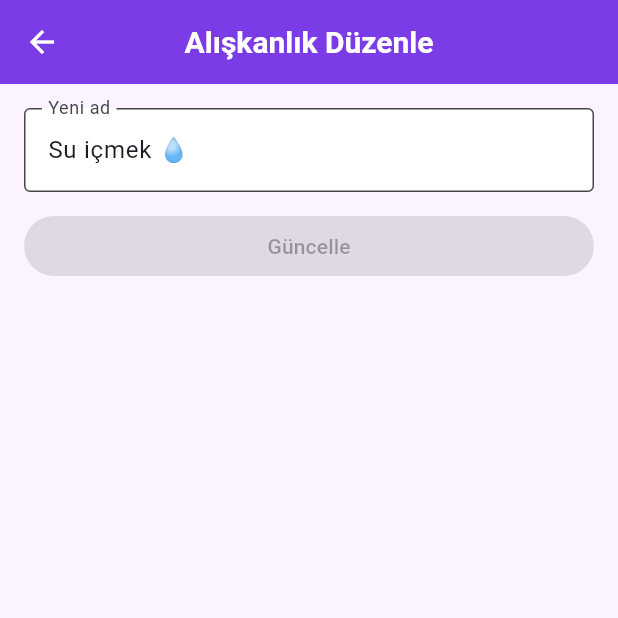
After one commit to FatihEmreBARUTCU0/habit_tracker, a Flutter app: the screen it shows after launch, after a tap on the "edit" icon, on a phone screen of 412 x 824 dp, the top half of it. The commit adds this screen. Run offline on Flutter 3.47's test engine with Material 3 defaults, Android fonts, the phone set to English and light mode, and no system bars.

Commit message:
feat: add habit add/edit/delete

```diff
--- a/lib/main.dart
+++ b/lib/main.dart
@@ -1,4 +1,5 @@
 import 'package:flutter/material.dart';
+import 'package:habit_tracker/screens/habit_list_screen.dart';
 
 void main() {
   runApp(const MyApp());
@@ -7,57 +8,71 @@ void main() {
 class MyApp extends StatelessWidget {
   const MyApp({super.key});
 
+  // Palette
+  static const Color _primary = Color(0xFF7C3AED);   // mor
+  static const Color _secondary = Color(0xFFFF4D8D); // pembe (canlı)
+  static const Color _bg = Color(0xFFFBF4FF);        // çok açık lila arka plan
+
   @override
   Widget build(BuildContext context) {
+    final scheme = ColorScheme.fromSeed(
+      seedColor: _primary,
+      brightness: Brightness.light,
+    ).copyWith(
+      primary: _primary,
+      onPrimary: Colors.white,
+      secondary: _secondary,
+      onSecondary: Colors.white,
+      surface: Colors.white,
+      onSurface: const Color(0xFF1F1A24), // koyu morumsu gri metin
+      secondaryContainer: const Color(0xFFFFE1EC), // pembe yumuşak alanlar
+      onSecondaryContainer: const Color(0xFF451A2A),
+      primaryContainer: const Color(0xFFE9D5FF),   // mor yumuşak alanlar
+      onPrimaryContainer: const Color(0xFF2E1065),
+    );
+
     return MaterialApp(
       debugShowCheckedModeBanner: false,
       title: 'Alışkanlık Takip',
       theme: ThemeData(
-        colorScheme: ColorScheme.fromSeed(seedColor: Colors.deepPurple),
+        useMaterial3: true,
+        colorScheme: scheme,
+        scaffoldBackgroundColor: _bg, // 💜 lila arka plan
+
+        appBarTheme: AppBarTheme(
+          backgroundColor: scheme.primary,
+          foregroundColor: scheme.onPrimary,
+          centerTitle: true,
+          elevation: 1.5,
+          titleTextStyle: const TextStyle(
+            fontSize: 20, fontWeight: FontWeight.w700, color: Colors.white,
+          ),
+        ),
+
+        floatingActionButtonTheme: FloatingActionButtonThemeData(
+          backgroundColor: scheme.secondary,     // 💖 pembe FAB
+          foregroundColor: scheme.onSecondary,   // beyaz ikon
+          elevation: 2,
+        ),
+
+        inputDecorationTheme: InputDecorationTheme(
+          filled: true,
+          fillColor: scheme.surface,
+          border: OutlineInputBorder(borderRadius: BorderRadius.circular(12)),
+          focusedBorder: OutlineInputBorder(
+            borderRadius: BorderRadius.circular(12),
+            borderSide: BorderSide(color: scheme.primary, width: 1.4),
+          ),
+        ),
+
+        snackBarTheme: SnackBarThemeData(
+          behavior: SnackBarBehavior.floating,
+          backgroundColor: scheme.secondaryContainer,
+          contentTextStyle: TextStyle(color: scheme.onSecondaryContainer),
+          actionTextColor: scheme.primary,
+        ),
       ),
       home: const HabitListScreen(),
     );
   }
 }
-
-class HabitListScreen extends StatefulWidget {
-  const HabitListScreen({super.key});
-
-  @override
-  State<HabitListScreen> createState() => _HabitListScreenState();
-}
-
-class _HabitListScreenState extends State<HabitListScreen> {
-  final List<String> habits = [
-    'Su içmek 💧',
-    'Kitap okumak 📚',
-    'Spor yapmak 🏃‍♂️',
-  ];
-
-  // Her alışkanlık için tamamlanma durumu
-  final List<bool> completed = [false, false, false];
-
-  @override
-  Widget build(BuildContext context) {
-    return Scaffold(
-      appBar: AppBar(
-        title: const Text('Alışkanlıklarım'),
-        centerTitle: true,
-      ),
-      body: ListView.builder(
-        itemCount: habits.length,
-        itemBuilder: (context, index) {
-          return CheckboxListTile(
-            title: Text(habits[index]),
-            value: completed[index],
-            onChanged: (bool? value) {
-              setState(() {
-                completed[index] = value ?? false;
-              });
-            },
-          );
-        },
-      ),
-    );
-  }
-}
--- /dev/null
+++ b/lib/screens/edit_habit_screen.dart
@@ -0,0 +1,87 @@
+import 'package:flutter/material.dart';
+
+class EditHabitScreen extends StatefulWidget {
+  const EditHabitScreen({super.key, required this.initialName});
+
+  final String initialName;
+
+  @override
+  State<EditHabitScreen> createState() => _EditHabitScreenState();
+}
+
+class _EditHabitScreenState extends State<EditHabitScreen> {
+  late final TextEditingController _controller;
+  late final String _original;
+  final _formKey = GlobalKey<FormState>();
+  bool _canSave = false;
+
+  @override
+  void initState() {
+    super.initState();
+    _original = widget.initialName.trim();
+    _controller = TextEditingController(text: widget.initialName);
+    _canSave = _validator(_controller.text) == null;
+  }
+
+  String? _validator(String? v) {
+    final t = (v ?? '').trim();
+    if (t.isEmpty) return 'İsim boş olamaz.';
+    if (t == _original) return 'Bir değişiklik yapmadın.';
+    return null;
+  }
+
+  void _onChanged(String v) {
+    final ok = _validator(v) == null;
+    if (ok != _canSave) setState(() => _canSave = ok);
+  }
+
+  void _save() {
+    if (!_formKey.currentState!.validate()) return;
+    final t = _controller.text.trim();
+    Navigator.pop(context, t); // yeni adı geri döndür
+  }
+
+  @override
+  void dispose() {
+    _controller.dispose();
+    super.dispose();
+  }
+
+  @override
+  Widget build(BuildContext context) {
+    return Scaffold(
+      appBar: AppBar(title: const Text('Alışkanlık Düzenle')),
+      body: Padding(
+        padding: const EdgeInsets.all(16),
+        child: Form(
+          key: _formKey,
+          autovalidateMode: AutovalidateMode.onUserInteraction,
+          child: Column(
+            children: [
+              TextFormField(
+                controller: _controller,
+                textInputAction: TextInputAction.done,
+                onChanged: _onChanged,
+                onFieldSubmitted: (_) => _save(),
+                decoration: const InputDecoration(
+                  labelText: 'Yeni ad',
+                  hintText: 'Örn: Sabah su içmek',
+                  border: OutlineInputBorder(),
+                ),
+                validator: _validator,
+              ),
+              const SizedBox(height: 12),
+              SizedBox(
+                width: double.infinity,
+                child: ElevatedButton(
+                  onPressed: _canSave ? _save : null,
+                  child: const Text('Güncelle'),
+                ),
+              ),
+            ],
+          ),
+        ),
+      ),
+    );
+  }
+}
--- /dev/null
+++ b/lib/screens/habit_list_screen.dart
@@ -0,0 +1,272 @@
+// lib/screens/habit_list_screen.dart
+import 'package:flutter/material.dart';
+import 'package:habit_tracker/models/habit.dart';
+import 'package:habit_tracker/screens/add_habit_screen.dart';
+import 'package:habit_tracker/screens/edit_habit_screen.dart';
+
+class HabitListScreen extends StatefulWidget {
+  const HabitListScreen({super.key});
+
+  @override
+  State<HabitListScreen> createState() => _HabitListScreenState();
+}
+
+class _HabitListScreenState extends State<HabitListScreen> {
+  final List<Habit> _habits = <Habit>[
+    Habit(id: genId(), name: 'Su içmek 💧'),
+    Habit(id: genId(), name: 'Kitap okumak 📚'),
+    Habit(id: genId(), name: 'Spor yapmak 🏃‍♂️'),
+  ];
+
+  // --- Seçim modu durumu ---
+  bool _selectionMode = false;
+  final Set<String> _selected = <String>{};
+
+  void _enterSelection(Habit h) {
+    setState(() {
+      _selectionMode = true;
+      _selected.add(h.id);
+    });
+  }
+
+  void _toggleSelect(Habit h) {
+    setState(() {
+      if (_selected.contains(h.id)) {
+        _selected.remove(h.id);
+        if (_selected.isEmpty) _selectionMode = false; // hiç kalmadıysa moddan çık
+      } else {
+        _selected.add(h.id);
+      }
+    });
+  }
+
+  void _exitSelection() {
+    setState(() {
+      _selectionMode = false;
+      _selected.clear();
+    });
+  }
+
+  // --- Düzenleme ekranına git ---
+  Future<void> _goToEdit(Habit habit) async {
+    final result = await Navigator.push(
+      context,
+      MaterialPageRoute(
+        builder: (_) => EditHabitScreen(initialName: habit.name),
+      ),
+    );
+
+    if (!mounted) return;
+
+    if (result is String &&
+        result.trim().isNotEmpty &&
+        result.trim() != habit.name.trim()) {
+      setState(() => habit.name = result.trim());
+      ScaffoldMessenger.of(context)
+        ..clearSnackBars()
+        ..showSnackBar(const SnackBar(content: Text('Güncellendi.')));
+    }
+  }
+
+  // --- Toplu sil: seçim modundaki öğeleri sil + Undo ---
+  void _removeSelectedWithUndo() {
+    if (_selected.isEmpty) {
+      ScaffoldMessenger.of(context)
+        ..clearSnackBars()
+        ..showSnackBar(const SnackBar(content: Text('Seçili öğe yok')));
+      return;
+    }
+
+    final removed = <Map<String, dynamic>>[];
+    for (int i = 0; i < _habits.length; i++) {
+      if (_selected.contains(_habits[i].id)) {
+        removed.add({'item': _habits[i], 'index': i});
+      }
+    }
+
+    setState(() {
+      _habits.removeWhere((h) => _selected.contains(h.id));
+      _selectionMode = false;
+      _selected.clear();
+    });
+
+    ScaffoldMessenger.of(context)
+      ..clearSnackBars()
+      ..showSnackBar(
+        SnackBar(
+          content: Text('${removed.length} öğe silindi'),
+          action: SnackBarAction(
+            label: 'Geri Al',
+            onPressed: () {
+              setState(() {
+                removed.sort((a, b) => (a['index'] as int).compareTo(b['index'] as int));
+                for (final r in removed) {
+                  final idx = r['index'] as int;
+                  final item = r['item'] as Habit;
+                  final safeIndex =
+                      (idx >= 0 && idx <= _habits.length) ? idx : _habits.length;
+                  _habits.insert(safeIndex, item);
+                }
+              });
+            },
+          ),
+          duration: const Duration(seconds: 3),
+        ),
+      );
+  }
+
+  @override
+  Widget build(BuildContext context) {
+    final scheme = Theme.of(context).colorScheme;
+    final hasItems = _habits.isNotEmpty;
+
+    return Scaffold(
+      appBar: AppBar(
+        leading: _selectionMode
+            ? IconButton(
+                tooltip: 'İptal',
+                icon: const Icon(Icons.close),
+                onPressed: _exitSelection,
+              )
+            : null,
+        title: Text(_selectionMode
+            ? '${_selected.length} seçildi'
+            : 'Alışkanlıklarım'),
+        centerTitle: true,
+        actions: [
+          if (_selectionMode)
+            IconButton(
+              tooltip: 'Seçilenleri Sil',
+              icon: const Icon(Icons.delete_outline),
+              onPressed: _removeSelectedWithUndo,
+            )
+          else
+            const SizedBox.shrink(), // normal modda sağ taraf boş kalsın
+        ],
+      ),
+
+      body: hasItems
+          ? ListView.separated(
+              itemCount: _habits.length,
+              separatorBuilder: (_, __) => const Divider(height: 1),
+              itemBuilder: (context, index) {
+                final habit = _habits[index];
+                final isSelected = _selected.contains(habit.id);
+
+                // List tile (tek yerde tanımlayalım)
+                final tile = ListTile(
+                  onLongPress: () => _enterSelection(habit),
+                  onTap: _selectionMode ? () => _toggleSelect(habit) : null,
+                  leading: _selectionMode
+                      ? Checkbox(
+                          value: isSelected,
+                          onChanged: (_) => _toggleSelect(habit),
+                        )
+                      : null,
+                  title: Text(habit.name),
+                  trailing: IconButton(
+                    tooltip: 'Düzenle',
+                    icon: const Icon(Icons.edit_outlined),
+                    onPressed: () => _goToEdit(habit),
+                  ),
+                  dense: true,
+                );
+
+                // Seçim modunda swipe kapalı; normal modda açık
+                if (_selectionMode) {
+                  return tile;
+                }
+
+                return Dismissible(
+                  key: ValueKey(habit.id),
+                  direction: DismissDirection.horizontal,
+                  background: Container(
+                    color: scheme.errorContainer,
+                    alignment: Alignment.centerLeft,
+                    padding: const EdgeInsets.symmetric(horizontal: 16),
+                    child: const Icon(Icons.delete_outline),
+                  ),
+                  secondaryBackground: Container(
+                    color: scheme.errorContainer,
+                    alignment: Alignment.centerRight,
+                    padding: const EdgeInsets.symmetric(horizontal: 16),
+                    child: const Icon(Icons.delete_outline),
+                  ),
+                  onDismissed: (_) {
+                    final removedId = habit.id;
+                    final removedName = habit.name;
+                    final removedIndex = index;
+                    final removedItem = habit;
+
+                    setState(() {
+                      _habits.removeWhere((h) => h.id == removedId);
+                    });
+
+                    ScaffoldMessenger.of(context)
+                      ..clearSnackBars()
+                      ..showSnackBar(
+                        SnackBar(
+                          content: Text('"$removedName" silindi'),
+                          action: SnackBarAction(
+                            label: 'Geri Al',
+                            onPressed: () {
+                              setState(() {
+                                final safeIndex = (removedIndex >= 0 && removedIndex <= _habits.length)
+                                    ? removedIndex
+                                    : 0;
+                                _habits.insert(safeIndex, removedItem);
+                              });
+                            },
+                          ),
+                          duration: const Duration(seconds: 3),
+                        ),
+                      );
+                  },
+                  child: tile,
+                );
+              },
+            )
+          : const _EmptyState(),
+
+      // Seçim modundayken FAB gizli
+      floatingActionButton: _selectionMode
+          ? null
+          : FloatingActionButton.extended(
+              tooltip: 'Alışkanlık Ekle',
+              icon: const Icon(Icons.add),
+              label: const Text('Ekle'),
+              onPressed: () async {
+                final result = await Navigator.push(
+                  context,
+                  MaterialPageRoute(builder: (_) => const AddHabitScreen()),
+                );
+
+                if (!mounted) return;
+
+                if (result is String && result.trim().isNotEmpty) {
+                  setState(() {
+                    _habits.add(Habit(id: genId(), name: result.trim()));
+                  });
+                }
+              },
+            ),
+    );
+  }
+}
+
+class _EmptyState extends StatelessWidget {
+  const _EmptyState();
+
+  @override
+  Widget build(BuildContext context) {
+    return const Center(
+      child: Padding(
+        padding: EdgeInsets.all(24),
+        child: Text(
+          'Henüz alışkanlık yok.\nSağ alttaki + ile ekleyebilirsin.',
+          textAlign: TextAlign.center,
+        ),
+      ),
+    );
+  }
+}
```
Also changed, not shown: lib/models/habit.dart (added, +13 -0 lines), lib/screens/add_habit_screen.dart (added, +83 -0 lines), pubspec.lock.
